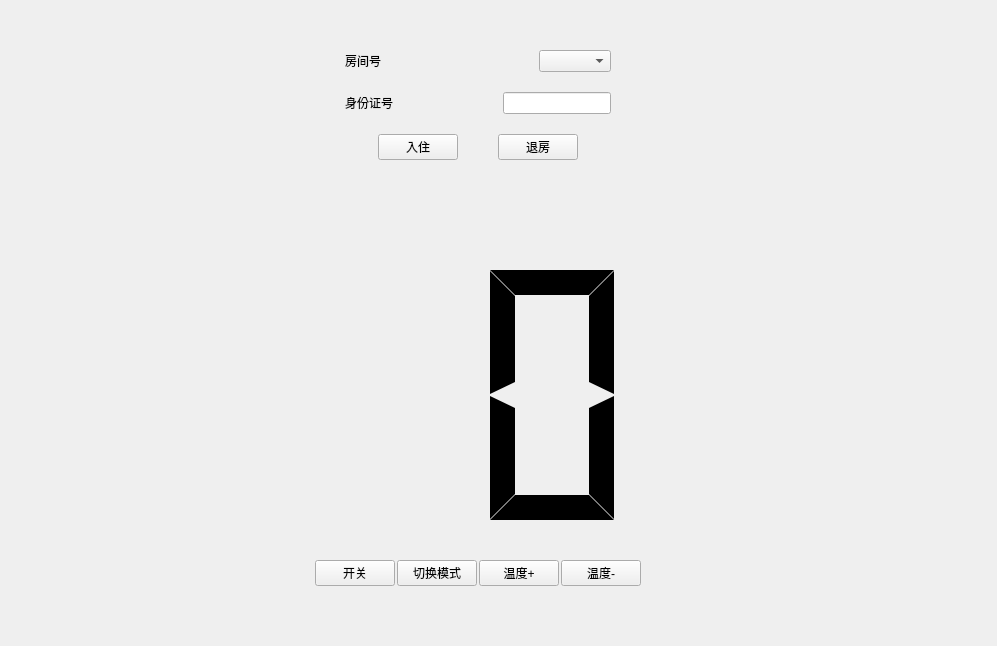
Qt form src/server/management.ui (Connor1996/Distributed-Air-Conditioning-System) before a commit.
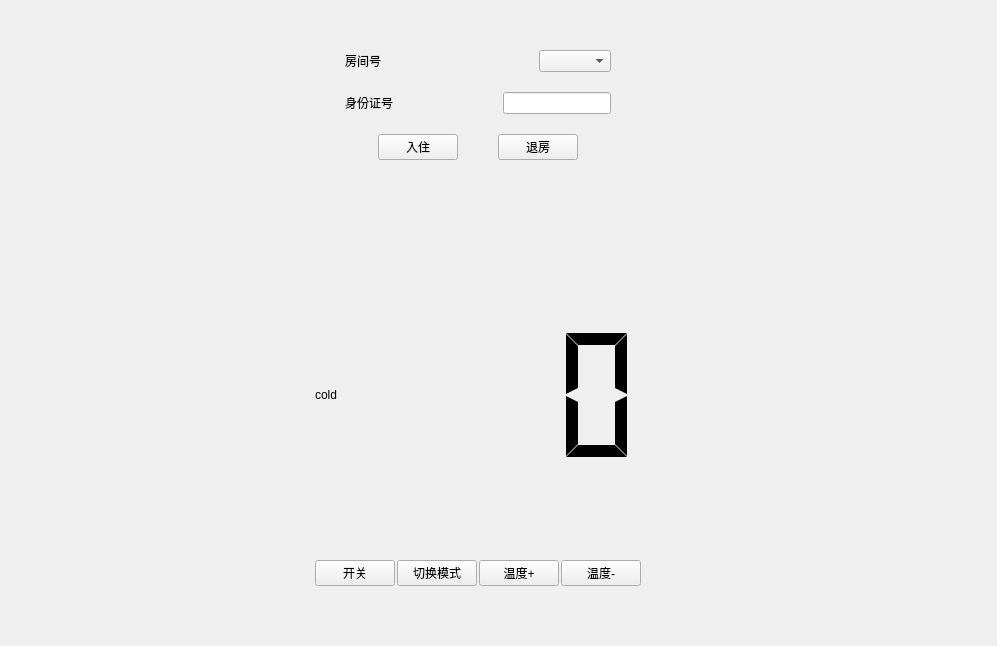
The same form after that commit.

The edit to the form file:
```diff
--- a/src/server/management.ui
+++ b/src/server/management.ui
@@ -274,7 +274,15 @@
             <enum>QLayout::SetMinAndMaxSize</enum>
            </property>
            <item>
-            <layout class="QVBoxLayout" name="verticalLayout_12"/>
+            <layout class="QVBoxLayout" name="verticalLayout_12">
+             <item>
+              <widget class="QLabel" name="modeLabel">
+               <property name="text">
+                <string>cold</string>
+               </property>
+              </widget>
+             </item>
+            </layout>
            </item>
            <item>
             <widget class="QLCDNumber" name="tempNumber">
```
